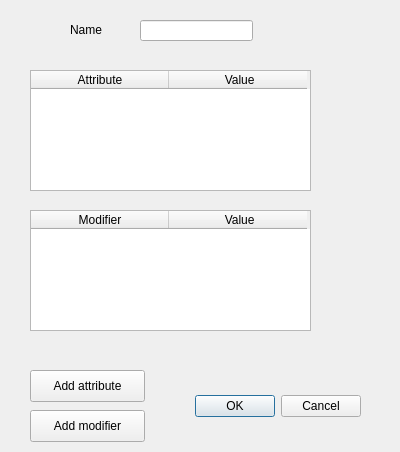
Old version of the form Server/itemdialog.ui in the repository ROLL-E/roll-e.
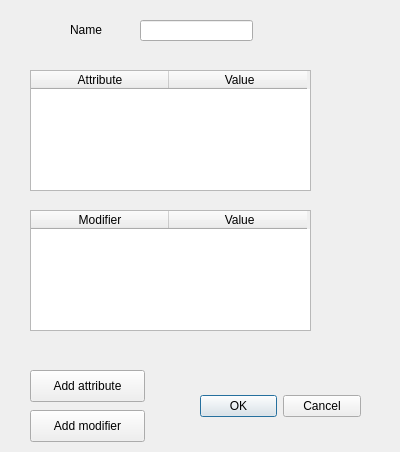
New version of the form.

Commit message: Restructured field refreshing in gui to make more sense. Also removes items correctly from an inventory

Patch:
```diff
--- a/Server/itemdialog.ui
+++ b/Server/itemdialog.ui
@@ -16,9 +16,9 @@
   <widget class="QDialogButtonBox" name="buttonBox">
    <property name="geometry">
     <rect>
-     <x>20</x>
+     <x>200</x>
      <y>390</y>
-     <width>341</width>
+     <width>161</width>
      <height>32</height>
     </rect>
    </property>
```
The commit also changes 7 other files.
